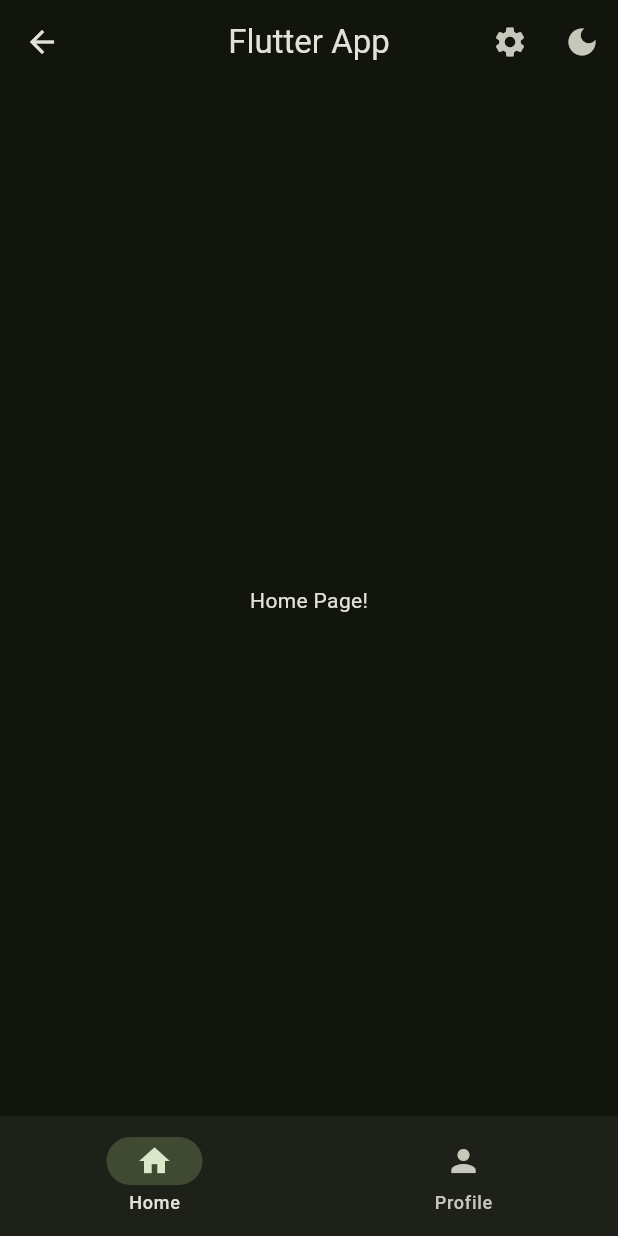
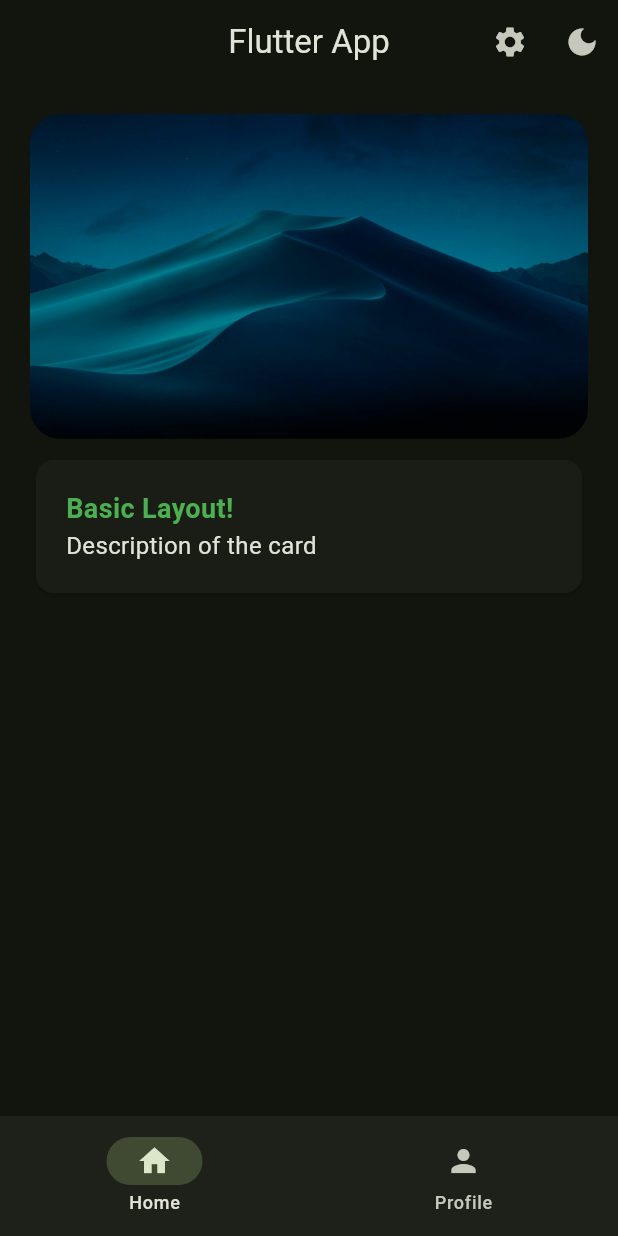
Before and after one commit to rizwanmustafa/summer-2025-internship-flutter_mapp-flutter_course, a Flutter app: the WidgetTree screen opened directly, on a phone screen of 412 x 824 dp. Run offline on Flutter 3.47's test engine with Material 3 defaults, Android fonts, the phone set to English and light mode, and no system bars.

Commit message:
feat: finished till the start of chapter 9

```diff
--- /dev/null
+++ b/lib/data/constants.dart
@@ -0,0 +1,11 @@
+import 'package:flutter/material.dart';
+
+class KTextStyle {
+  static const TextStyle titleGreenText = TextStyle(
+    color: Colors.green,
+    fontSize: 18,
+    fontWeight: FontWeight.bold,
+  );
+
+  static const TextStyle descriptionText = TextStyle(fontSize: 16);
+}
--- a/lib/main.dart
+++ b/lib/main.dart
@@ -1,6 +1,6 @@
 import 'package:flutter/material.dart';
 import 'package:flutter_tutorial/data/notifiers.dart';
-import 'package:flutter_tutorial/views/widget_tree.dart';
+import 'package:flutter_tutorial/views/pages/welcome_page.dart';
 
 void main() {
   runApp(const MyApp());
@@ -20,7 +20,8 @@ class MyHomePage extends StatefulWidget {
 class _MyHomePageState extends State<MyHomePage> {
   @override
   Widget build(BuildContext context) {
-    return WidgetTree();
+    return WelcomePage();
+    // return WidgetTree();
   }
 }
 
--- a/lib/views/pages/home_page.dart
+++ b/lib/views/pages/home_page.dart
@@ -1,10 +1,39 @@
 import 'package:flutter/material.dart';
+import 'package:flutter_tutorial/data/constants.dart';
+import 'package:flutter_tutorial/views/widgets/hero_widget.dart';
 
 class HomePage extends StatelessWidget {
   const HomePage({super.key});
 
   @override
   Widget build(BuildContext context) {
-    return Center(child: Text('Home Page!'));
+    return Padding(
+      padding: EdgeInsets.all(20),
+      child: Column(
+        children: [
+          HeroWidget(),
+          Container(
+            padding: EdgeInsets.symmetric(vertical: 10),
+            width: double.infinity,
+
+            child: Card(
+              child: Padding(
+                padding: EdgeInsets.all(20.0),
+                child: Column(
+                  crossAxisAlignment: CrossAxisAlignment.start,
+                  children: [
+                    Text('Basic Layout!', style: KTextStyle.titleGreenText),
+                    Text(
+                      'Description of the card',
+                      style: KTextStyle.descriptionText,
+                    ),
+                  ],
+                ),
+              ),
+            ),
+          ),
+        ],
+      ),
+    );
   }
 }
--- a/lib/views/widget_tree.dart
+++ b/lib/views/widget_tree.dart
@@ -7,7 +7,7 @@ import 'package:flutter_tutorial/views/widgets/navbar_widget.dart';
 
 const appTitle = 'Flutter App';
 
-List<Widget> pages = [HomePage(), ProfilePage(), SettingsPage()];
+List<Widget> pages = [HomePage(), ProfilePage()];
 
 class WidgetTree extends StatelessWidget {
   const WidgetTree({super.key});
@@ -27,7 +27,9 @@ class WidgetTree extends StatelessWidget {
                 // It can come in handy like if a user logs in and you don't want them to return back to the login page,you can use this to push home page as the replacement to the login page.
                 Navigator.push(
                   context,
-                  MaterialPageRoute(builder: (context) => SettingsPage()),
+                  MaterialPageRoute(
+                    builder: (context) => SettingsPage(title: 'Settings'),
+                  ),
                 );
               },
               icon: Icon(Icons.settings),
--- /dev/null
+++ b/lib/views/widgets/hero_widget.dart
@@ -0,0 +1,21 @@
+import 'package:flutter/material.dart';
+
+class HeroWidget extends StatelessWidget {
+  const HeroWidget({super.key});
+
+  @override
+  Widget build(BuildContext context) {
+    return Hero(
+      tag: 'hero1',
+      child: ClipRRect(
+        borderRadius: BorderRadius.circular(20.0),
+
+        child: Image.asset(
+          'assets/images/wallpaper2.jpg',
+          color: Colors.teal,
+          colorBlendMode: BlendMode.darken,
+        ),
+      ),
+    );
+  }
+}
```
Also changed, not shown: lib/views/pages/profile_page.dart (+20 -1 lines), lib/views/pages/settings_page.dart (+48 -11 lines), lib/views/pages/welcome_page.dart (added, +34 -0 lines).
